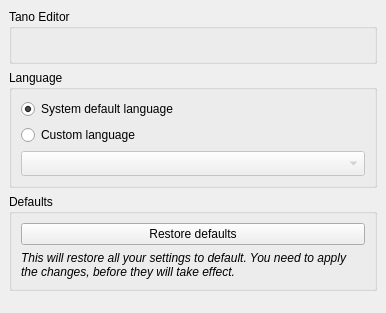
First picture: the form in src/ui/settings-editor/SettingsEditorGeneral.ui, repository ntadej/tano, before the edit.
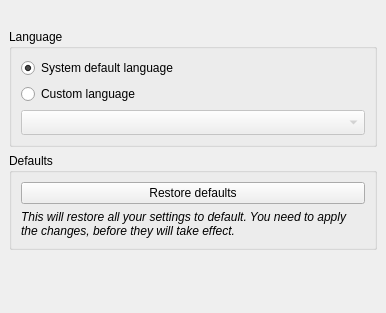
Second picture: the form after the edit. Icons and pictures are not drawn.

Commit message: Remove wizard. Settings separated for both apps.

What changed in the file:
```diff
--- a/src/ui/settings-editor/SettingsEditorGeneral.ui
+++ b/src/ui/settings-editor/SettingsEditorGeneral.ui
@@ -14,7 +14,7 @@
    <iconset resource="../../../data/icons.qrc">
     <normaloff>:/icons/48x48/settings.png</normaloff>:/icons/48x48/settings.png</iconset>
   </property>
-  <layout class="QVBoxLayout" name="verticalLayout">
+  <layout class="QVBoxLayout" name="verticalLayout_3">
    <property name="margin">
     <number>0</number>
    </property>
@@ -32,23 +32,12 @@
         <x>0</x>
         <y>0</y>
         <width>370</width>
-        <height>398</height>
+        <height>345</height>
        </rect>
       </property>
-      <layout class="QVBoxLayout" name="verticalLayout_3">
+      <layout class="QVBoxLayout" name="verticalLayout">
        <item>
-        <widget class="QGroupBox" name="groupTano">
-         <property name="title">
-          <string>Tano Editor</string>
-         </property>
          <layout class="QHBoxLayout" name="horizontalLayout">
-          <item>
-           <widget class="QLabel" name="labelVersion">
-            <property name="text">
-             <string/>
-            </property>
-           </widget>
-          </item>
           <item>
            <widget class="QLabel" name="labelLogoEditor">
             <property name="sizePolicy">
@@ -65,8 +54,14 @@
             </property>
            </widget>
           </item>
-         </layout>
-        </widget>
+         <item>
+          <widget class="QLabel" name="labelVersion">
+           <property name="text">
+            <string/>
+           </property>
+          </widget>
+         </item>
+        </layout>
        </item>
        <item>
         <widget class="QGroupBox" name="groupLanguage">
```
Left out of the diff: 2 changed lines with no effect on the pictures. Lines whose indentation alone changed are shown as unchanged. The commit also changes 33 other files.
